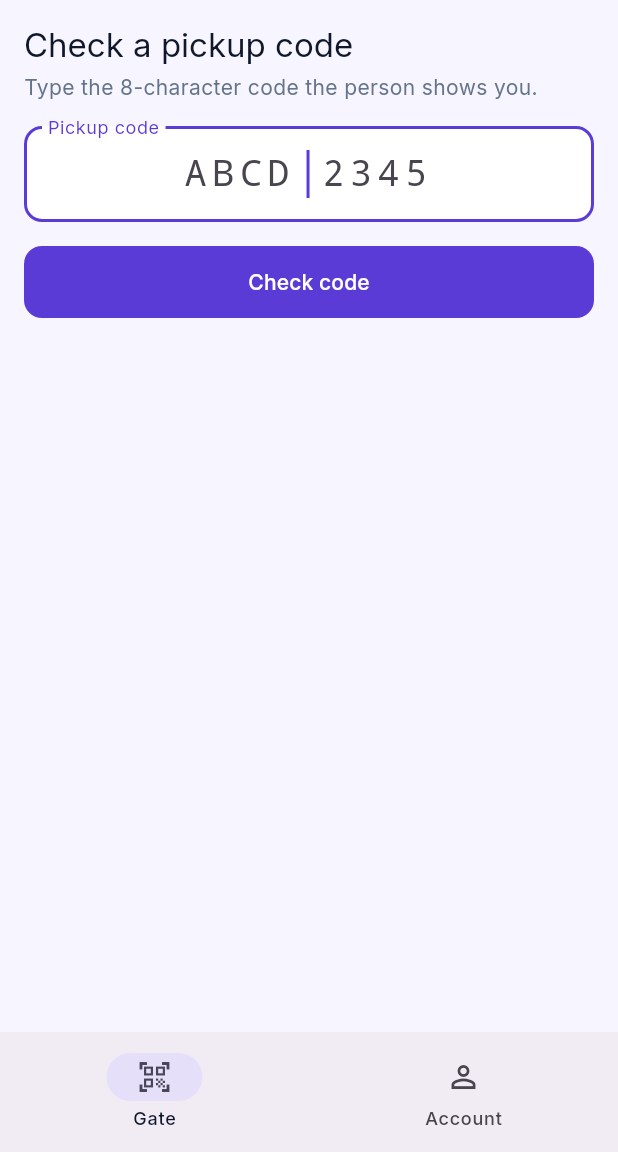
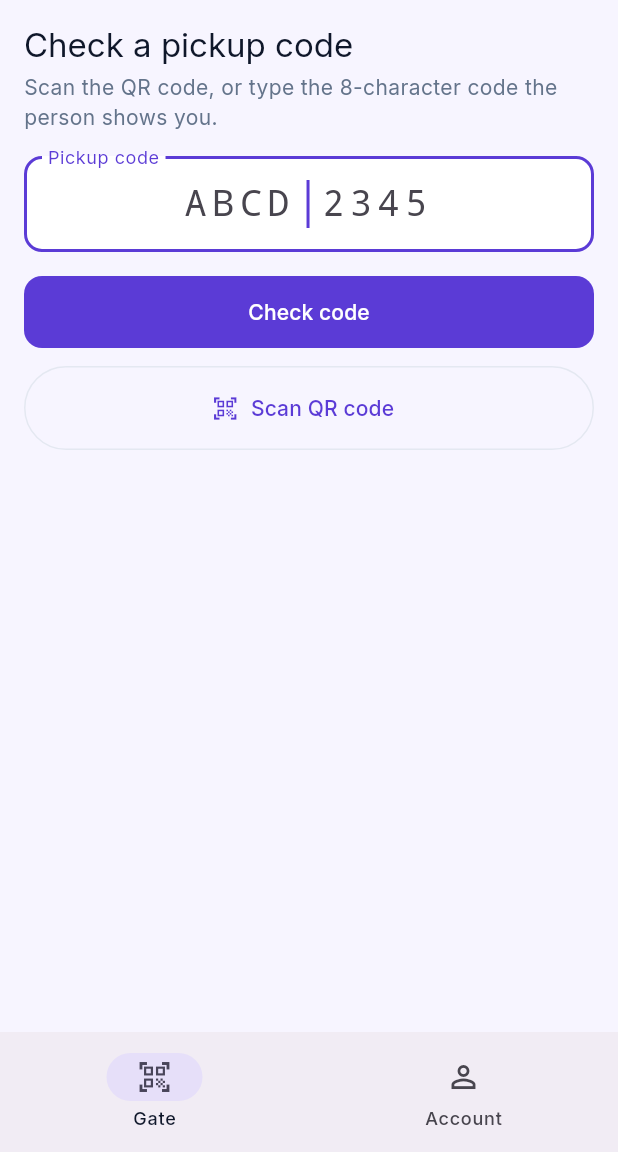
Before and after one commit to costechHQ/PIKVA, a Flutter app: the GateScreen screen opened by its route, on a phone screen of 412 x 824 dp, the part 84-1236 px from its top. Run offline on Flutter 3.47's test engine with Material 3 defaults, Android fonts, the phone set to English and light mode, and no system bars; our stand-ins replace dio, flutter_secure_storage, go_router, google_fonts, image_picker, qr_flutter; missing offline and left inert: mobile_scanner; accounts and stored records are empty.

Commit message:
feat(mobile): add QR scanning to the gate code check

```diff
--- a/MOBILE/lib/core/repositories.dart
+++ b/MOBILE/lib/core/repositories.dart
@@ -4,6 +4,7 @@ import '../features/pickers/data/picker_repository.dart';
 import '../features/pupils/data/pupil_repository.dart';
 import 'api/api_client.dart';
 import 'photo_picker.dart';
+import 'qr_scanner.dart';
 
 /// Every data source the screens use, built once from one [ApiClient].
 class Repositories {
@@ -13,15 +14,21 @@ class Repositories {
     required this.releases,
     required this.gate,
     PhotoPicker? photoPicker,
-  }) : photoPicker = photoPicker ?? ImagePickerPhotoPicker();
+    QrScanner? scanner,
+  }) : photoPicker = photoPicker ?? ImagePickerPhotoPicker(),
+       scanner = scanner ?? const MobileQrScanner();
 
-  factory Repositories.from(ApiClient api, {PhotoPicker? photoPicker}) =>
-      Repositories(
+  factory Repositories.from(
+    ApiClient api, {
+    PhotoPicker? photoPicker,
+    QrScanner? scanner,
+  }) => Repositories(
     pupils: PupilRepository(api),
     pickers: PickerRepository(api),
     releases: ReleaseRepository(api),
     gate: GateRepository(api),
     photoPicker: photoPicker,
+    scanner: scanner,
   );
 
   final PupilRepository pupils;
@@ -32,6 +39,9 @@ class Repositories {
   /// Camera and gallery access for photo uploads.
   final PhotoPicker photoPicker;
 
+  /// Camera QR reading for the gate.
+  final QrScanner scanner;
+
   /// Photos are private to the signed-in family: call on sign out.
   void clearCaches() {
     pupils.clearCache();
--- a/MOBILE/lib/core/router/app_router.dart
+++ b/MOBILE/lib/core/router/app_router.dart
@@ -128,7 +128,8 @@ GoRouter buildRouter(AuthController auth, Repositories repos) {
         routes: [
           GoRoute(
             path: Routes.gate,
-            builder: (_, _) => GateScreen(gate: repos.gate),
+            builder: (_, _) =>
+                GateScreen(gate: repos.gate, scanner: repos.scanner),
             routes: [
               GoRoute(
                 path: 'account',
--- a/MOBILE/lib/features/gate/presentation/gate_screen.dart
+++ b/MOBILE/lib/features/gate/presentation/gate_screen.dart
@@ -2,6 +2,7 @@ import 'package:flutter/material.dart';
 import 'package:flutter/services.dart';
 
 import '../../../core/api/api_exception.dart';
+import '../../../core/qr_scanner.dart';
 import '../../../core/theme/app_colors.dart';
 import '../../../shared/error_text.dart';
 import '../../../shared/format.dart';
@@ -12,9 +13,10 @@ import '../domain/gate.dart';
 /// Gate verification (SRS 11, 18.6): check a pickup code, confirm the person
 /// in front of you matches, then release. A failed check never releases.
 class GateScreen extends StatefulWidget {
-  const GateScreen({super.key, required this.gate});
+  const GateScreen({super.key, required this.gate, required this.scanner});
 
   final GateRepository gate;
+  final QrScanner scanner;
 
   @override
   State<GateScreen> createState() => _GateScreenState();
@@ -72,7 +74,11 @@ class _GateScreenState extends State<GateScreen> {
             child: ConstrainedBox(
               constraints: const BoxConstraints(maxWidth: 520),
               child: switch (step) {
-                _Enter() => _CodeEntry(gate: widget.gate, onResult: _go),
+                _Enter() => _CodeEntry(
+                  gate: widget.gate,
+                  scanner: widget.scanner,
+                  onResult: _go,
+                ),
                 _Verified() => _ConfirmRelease(
                   gate: widget.gate,
                   step: step,
@@ -100,9 +106,14 @@ class _GateScreenState extends State<GateScreen> {
 }
 
 class _CodeEntry extends StatefulWidget {
-  const _CodeEntry({required this.gate, required this.onResult});
+  const _CodeEntry({
+    required this.gate,
+    required this.scanner,
+    required this.onResult,
+  });
 
   final GateRepository gate;
+  final QrScanner scanner;
   final void Function(_Step) onResult;
 
   @override
@@ -112,6 +123,7 @@ class _CodeEntry extends StatefulWidget {
 class _CodeEntryState extends State<_CodeEntry> {
   final _controller = TextEditingController();
   bool _checking = false;
+  bool _scanning = false;
   String? _error;
 
   @override
@@ -127,6 +139,22 @@ class _CodeEntryState extends State<_CodeEntry> {
       return;
     }
     await _verify(GateRequest.manual(typed.code!));
+  }
+
+  void _scanned(String text) {
+    final qr = parseQrData(text);
+    setState(() {
+      _scanning = false;
+      _error = qr.error;
+    });
+    if (qr.qrData != null) _verify(GateRequest.qr(qr.qrData!));
+  }
+
+  void _cameraFailed(String message) {
+    setState(() {
+      _scanning = false;
+      _error = message;
+    });
   }
 
   Future<void> _verify(GateRequest request) async {
@@ -154,13 +182,49 @@ class _CodeEntryState extends State<_CodeEntry> {
   @override
   Widget build(BuildContext context) {
     final theme = Theme.of(context);
+    if (_scanning) {
+      return Column(
+        crossAxisAlignment: CrossAxisAlignment.stretch,
+        children: [
+          Text('Scan the QR code', style: theme.textTheme.titleLarge),
+          const SizedBox(height: 4),
+          const Text(
+            "Point the camera at the QR code in the parent's Pikva app.",
+            style: TextStyle(color: AppColors.inkMuted),
+          ),
+          const SizedBox(height: 16),
+          AspectRatio(
+            aspectRatio: 1,
+            child: ClipRRect(
+              borderRadius: BorderRadius.circular(20),
+              child: ColoredBox(
+                color: Colors.black,
+                child: widget.scanner.build(
+                  context,
+                  onScan: _scanned,
+                  onError: _cameraFailed,
+                ),
+              ),
+            ),
+          ),
+          const SizedBox(height: 16),
+          OutlinedButton(
+            onPressed: () => setState(() => _scanning = false),
+            style: OutlinedButton.styleFrom(
+              minimumSize: const Size.fromHeight(48),
+            ),
+            child: const Text('Cancel'),
+          ),
+        ],
+      );
+    }
     return Column(
       crossAxisAlignment: CrossAxisAlignment.stretch,
       children: [
         Text('Check a pickup code', style: theme.textTheme.titleLarge),
         const SizedBox(height: 4),
         const Text(
-          'Type the 8-character code the person shows you.',
+          'Scan the QR code, or type the 8-character code the person shows you.',
           style: TextStyle(color: AppColors.inkMuted),
         ),
         const SizedBox(height: 16),
@@ -208,6 +272,20 @@ class _CodeEntryState extends State<_CodeEntry> {
                   ),
                 )
               : const Text('Check code'),
+        ),
+        const SizedBox(height: 12),
+        OutlinedButton.icon(
+          onPressed: _checking
+              ? null
+              : () => setState(() {
+                  _scanning = true;
+                  _error = null;
+                }),
+          icon: const Icon(Icons.qr_code_scanner),
+          label: const Text('Scan QR code'),
+          style: OutlinedButton.styleFrom(
+            minimumSize: const Size.fromHeight(56),
+          ),
         ),
       ],
     );
--- a/MOBILE/pubspec.yaml
+++ b/MOBILE/pubspec.yaml
@@ -40,6 +40,7 @@ dependencies:
   go_router: ^18.1.4
   qr_flutter: ^4.1.0
   image_picker: ^1.2.4
+  mobile_scanner: ^7.5.0
 
 dev_dependencies:
   flutter_test:
```
Also changed, not shown: MOBILE/lib/core/qr_scanner.dart (added, +121 -0 lines), MOBILE/pubspec.lock, 2 other files. Lines whose indentation alone changed are shown as unchanged.
